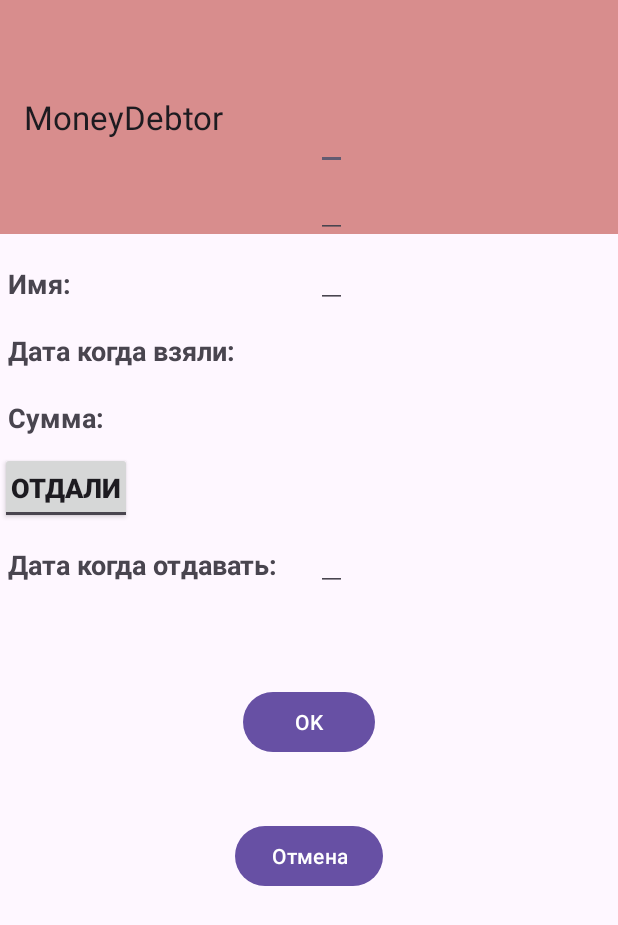
After one commit to myfenix92/MoneyDebtor, an Android app: the EditActivity screen opened directly, with no data from a screen before it, on a phone screen of 412 x 824 dp. The commit adds this screen. Shown: the top 925 px of the screen. Run offline under Robolectric (Android 15) with nearby library versions, the phone set to English and light mode, and no system bars.

Commit message:
add activities

```diff
--- a/app/src/main/AndroidManifest.xml
+++ b/app/src/main/AndroidManifest.xml
@@ -13,6 +13,12 @@
         android:theme="@style/Theme.MoneyDebtor"
         tools:targetApi="31">
         <activity
+            android:name=".EditActivity"
+            android:exported="false" />
+        <activity
+            android:name=".DetailActivity"
+            android:exported="false" />
+        <activity
             android:name=".MainActivity"
             android:exported="true">
             <intent-filter>
--- /dev/null
+++ b/app/src/main/java/com/hfad/moneydebtor/EditActivity.java
@@ -0,0 +1,14 @@
+package com.hfad.moneydebtor;
+
+import androidx.appcompat.app.AppCompatActivity;
+
+import android.os.Bundle;
+
+public class EditActivity extends AppCompatActivity {
+
+    @Override
+    protected void onCreate(Bundle savedInstanceState) {
+        super.onCreate(savedInstanceState);
+        setContentView(R.layout.activity_edit);
+    }
+}
--- /dev/null
+++ b/app/src/main/res/layout/activity_edit.xml
@@ -0,0 +1,141 @@
+<?xml version="1.0" encoding="utf-8"?>
+<androidx.constraintlayout.widget.ConstraintLayout xmlns:android="http://schemas.android.com/apk/res/android"
+    xmlns:app="http://schemas.android.com/apk/res-auto"
+    xmlns:tools="http://schemas.android.com/tools"
+    android:layout_width="match_parent"
+    android:layout_height="match_parent"
+    tools:context=".EditActivity">
+
+    <androidx.appcompat.widget.Toolbar
+        android:id="@+id/toolbar"
+        android:layout_width="0dp"
+        android:layout_height="0dp"
+        android:layout_marginBottom="301dp"
+        android:background="@color/lightred"
+        app:layout_constraintBottom_toTopOf="@+id/ok_btn"
+        app:layout_constraintEnd_toEndOf="parent"
+        app:layout_constraintStart_toStartOf="parent"
+        app:layout_constraintTop_toTopOf="parent"
+        app:title="@string/app_name"
+        tools:ignore="MissingConstraints" />
+
+    <TextView
+        android:id="@+id/textView"
+        android:layout_width="wrap_content"
+        android:layout_height="wrap_content"
+        android:layout_marginTop="15dp"
+        android:padding="5dp"
+        android:text="Имя:"
+        android:textSize="18sp"
+        android:textStyle="bold"
+        app:layout_constraintStart_toStartOf="parent"
+        app:layout_constraintTop_toBottomOf="@+id/toolbar" />
+
+    <EditText
+        android:id="@+id/edit_name"
+        android:layout_width="wrap_content"
+        android:layout_height="wrap_content"
+        android:layout_marginTop="68dp"
+        android:inputType="textCapWords|text"
+        app:layout_constraintEnd_toEndOf="@+id/edit_date_give"
+        app:layout_constraintStart_toStartOf="@+id/edit_date_give"
+        app:layout_constraintTop_toTopOf="parent" />
+
+    <TextView
+        android:id="@+id/textView2"
+        android:layout_width="wrap_content"
+        android:layout_height="wrap_content"
+        android:layout_marginTop="9dp"
+        android:padding="5dp"
+        android:text="Дата когда взяли:"
+        android:textSize="18sp"
+        android:textStyle="bold"
+        app:layout_constraintStart_toStartOf="parent"
+        app:layout_constraintTop_toBottomOf="@+id/textView" />
+
+    <EditText
+        android:id="@+id/edit_date_take"
+        android:layout_width="wrap_content"
+        android:layout_height="wrap_content"
+        android:inputType="date"
+        app:layout_constraintStart_toStartOf="@+id/edit_name"
+        app:layout_constraintTop_toBottomOf="@+id/edit_name" />
+
+    <TextView
+        android:id="@+id/textView3"
+        android:layout_width="wrap_content"
+        android:layout_height="wrap_content"
+        android:layout_marginTop="9dp"
+        android:padding="5dp"
+        android:text="Сумма:"
+        android:textSize="18sp"
+        android:textStyle="bold"
+        app:layout_constraintStart_toStartOf="parent"
+        app:layout_constraintTop_toBottomOf="@+id/textView2" />
+
+    <EditText
+        android:id="@+id/edit_summa"
+        android:layout_width="wrap_content"
+        android:layout_height="wrap_content"
+        android:layout_marginTop="1dp"
+        android:inputType="numberDecimal"
+        app:layout_constraintStart_toStartOf="@+id/edit_date_take"
+        app:layout_constraintTop_toBottomOf="@+id/edit_date_take" />
+
+    <ToggleButton
+        android:id="@+id/switch_btn"
+        android:layout_width="wrap_content"
+        android:layout_height="wrap_content"
+        android:layout_marginTop="5dp"
+        android:padding="5dp"
+        android:textOff="Отдали"
+        android:textOn="Одолжили"
+        android:textSize="18sp"
+        android:textStyle="bold"
+        app:layout_constraintStart_toStartOf="@+id/textView3"
+        app:layout_constraintTop_toBottomOf="@+id/textView3" />
+
+    <TextView
+        android:id="@+id/textView4"
+        android:layout_width="wrap_content"
+        android:layout_height="wrap_content"
+        android:layout_marginTop="9dp"
+        android:padding="5dp"
+        android:text="Дата когда отдавать:"
+        android:textSize="18sp"
+        android:textStyle="bold"
+        app:layout_constraintStart_toStartOf="parent"
+        app:layout_constraintTop_toBottomOf="@+id/switch_btn" />
+
+    <EditText
+        android:id="@+id/edit_date_give"
+        android:layout_width="wrap_content"
+        android:layout_height="wrap_content"
+        android:layout_marginStart="20dp"
+        android:inputType="date"
+        app:layout_constraintBottom_toBottomOf="@+id/textView4"
+        app:layout_constraintStart_toEndOf="@+id/textView4" />
+
+    <Button
+        android:id="@+id/ok_btn"
+        android:layout_width="wrap_content"
+        android:layout_height="wrap_content"
+        android:layout_marginBottom="41dp"
+        android:text="OK"
+        app:layout_constraintBottom_toTopOf="@+id/cancel_btn"
+        app:layout_constraintEnd_toEndOf="parent"
+        app:layout_constraintStart_toStartOf="parent"
+        app:layout_constraintTop_toBottomOf="@+id/toolbar" />
+
+    <Button
+        android:id="@+id/cancel_btn"
+        android:layout_width="wrap_content"
+        android:layout_height="wrap_content"
+        android:layout_marginBottom="229dp"
+        android:text="Отмена"
+        app:layout_constraintBottom_toBottomOf="parent"
+        app:layout_constraintEnd_toEndOf="parent"
+        app:layout_constraintStart_toStartOf="parent"
+        app:layout_constraintTop_toBottomOf="@+id/ok_btn" />
+
+</androidx.constraintlayout.widget.ConstraintLayout>
--- a/app/src/main/res/values/colors.xml
+++ b/app/src/main/res/values/colors.xml
@@ -2,4 +2,5 @@
 <resources>
     <color name="black">#FF000000</color>
     <color name="white">#FFFFFFFF</color>
+    <color name="lightred">#D88D8D</color>
 </resources>
```
Also changed, not shown: app/src/main/java/com/hfad/moneydebtor/DetailActivity.java (added, +14 -0 lines), app/src/main/res/layout/activity_detail.xml (added, +82 -0 lines), app/src/main/res/layout/all_users_list.xml (added, +44 -0 lines), app/src/main/res/layout/user_detail_list.xml (added, +57 -0 lines).
